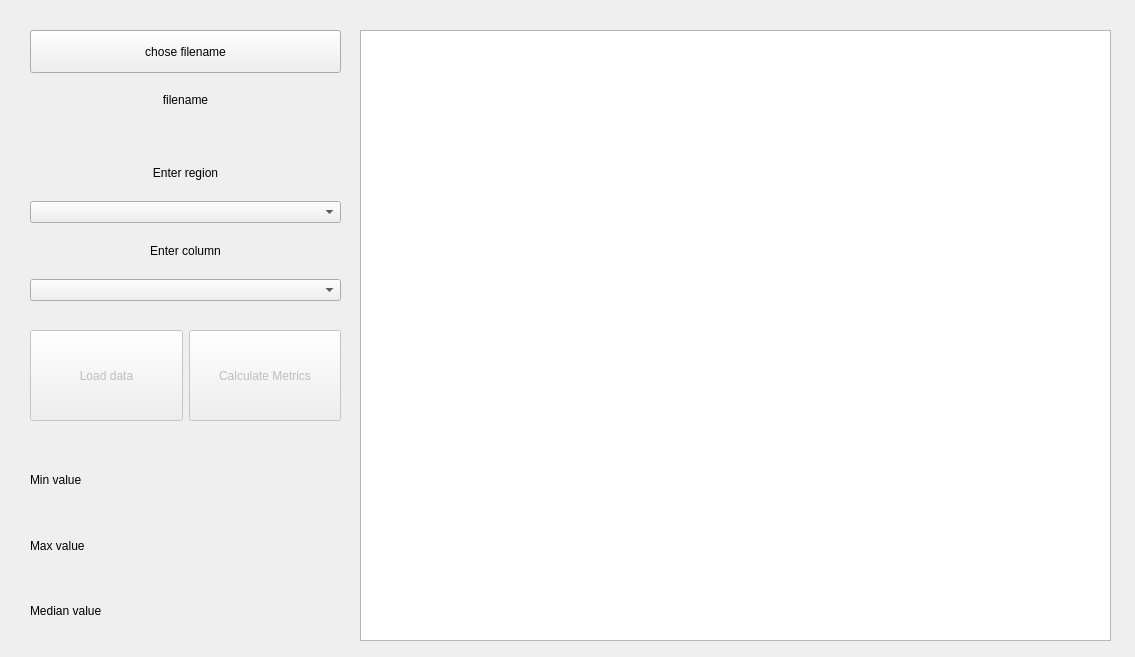
Before: the Qt Designer form mainwindow.ui in ulianabocheeva/csvFiles, drawn with Qt 5.
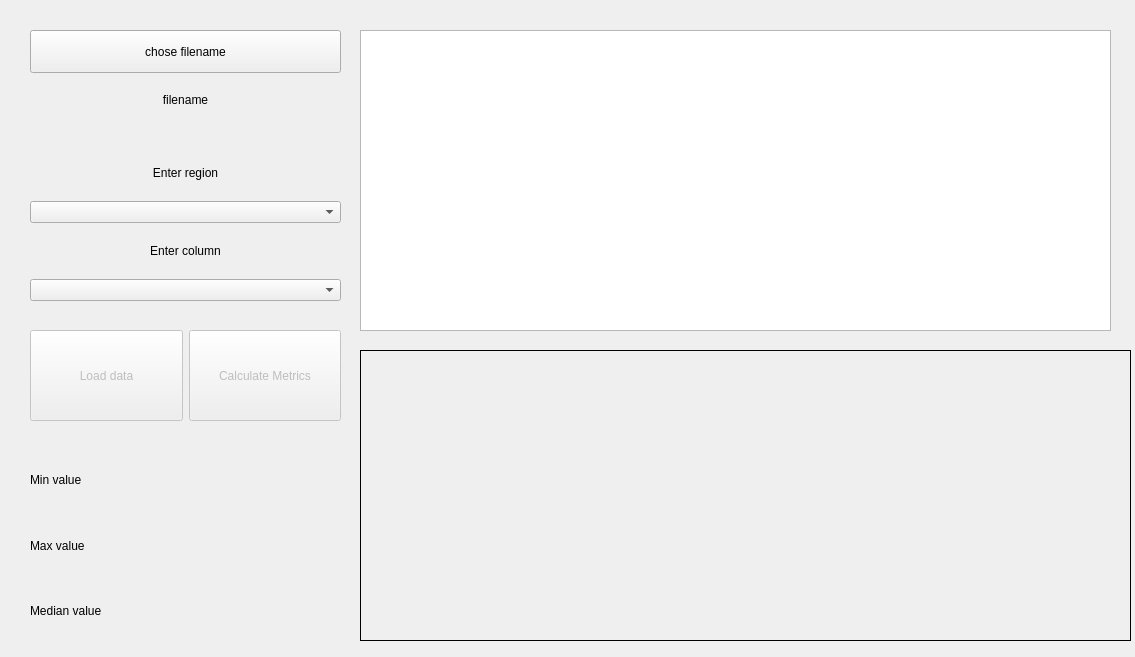
After: the same form once the commit is applied.

```diff
--- a/mainwindow.ui
+++ b/mainwindow.ui
@@ -85,7 +85,7 @@
       <x>360</x>
       <y>30</y>
       <width>751</width>
-      <height>611</height>
+      <height>301</height>
      </rect>
     </property>
    </widget>
@@ -210,6 +210,22 @@
      </item>
     </layout>
    </widget>
+   <widget class="QLabel" name="lbl_graphic">
+    <property name="geometry">
+     <rect>
+      <x>360</x>
+      <y>350</y>
+      <width>771</width>
+      <height>291</height>
+     </rect>
+    </property>
+    <property name="frameShape">
+     <enum>QFrame::Box</enum>
+    </property>
+    <property name="text">
+     <string/>
+    </property>
+   </widget>
   </widget>
  </widget>
  <resources/>
```
